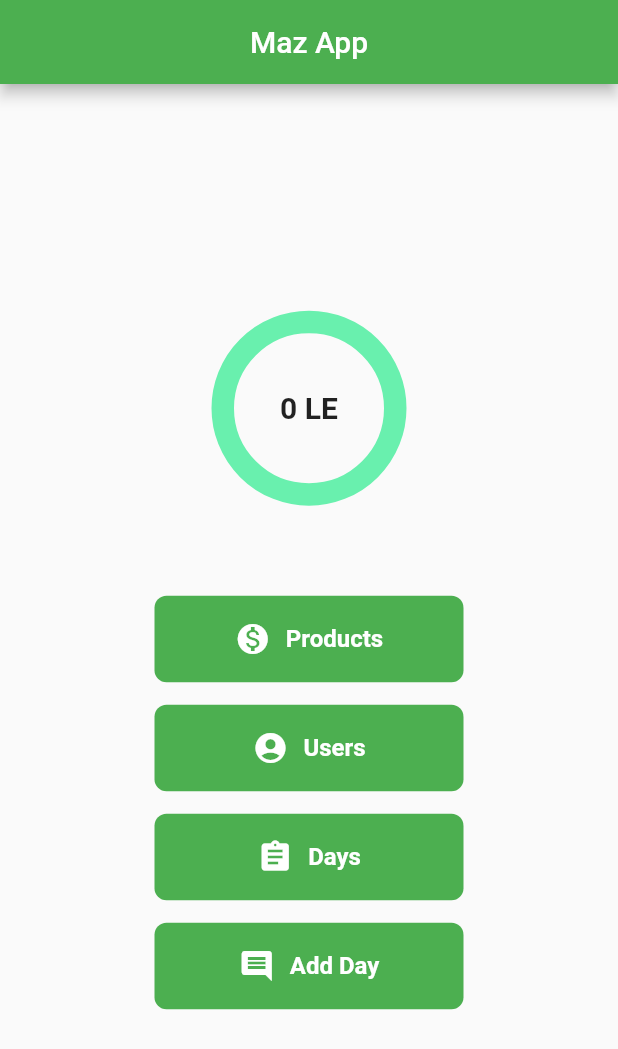
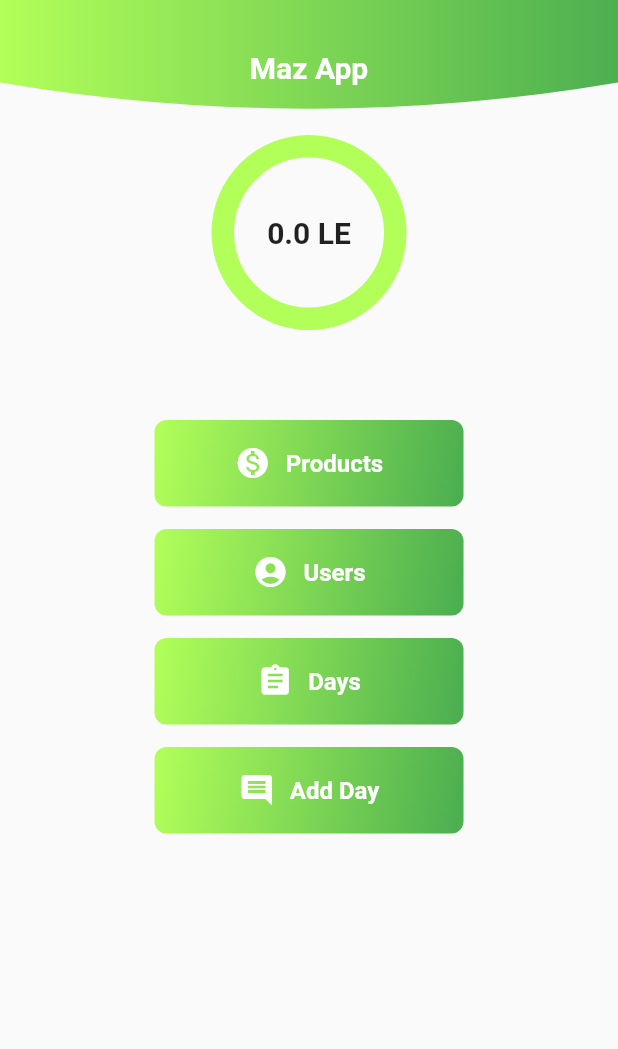
Before and after one commit to atarek017/Maz-App, a Flutter app: the screen it shows after launch, after a tap on "Products", on a phone screen of 412 x 824 dp. Shown: the top 1049 px of the screen. Run offline on Flutter 3.47's test engine with Material 2 defaults, Android fonts, the phone set to English and light mode, and no system bars; drawn by our look-alikes of percent_indicator; our stand-ins replace shared_preferences; accounts and stored records are empty; network calls fail.

Commit message:
update design

```diff
--- a/lib/src/app.dart
+++ b/lib/src/app.dart
@@ -1,5 +1,7 @@
 import 'package:flutter/material.dart';
+import 'package:ms_app_round3/src/core/provider/mony_provider.dart';
 import 'package:ms_app_round3/src/screens/home_page.dart';
+import 'package:ms_app_round3/src/screens/splash_screen.dart';
 import 'package:provider/provider.dart';
 
 import 'core/provider/add_day_provider.dart';
@@ -14,6 +16,7 @@ class MyApp extends StatelessWidget {
         ChangeNotifierProvider.value(value: UserProvider()),
         ChangeNotifierProvider.value(value: AddDayProvider()),
         ChangeNotifierProvider.value(value: ProductProvider()),
+        ChangeNotifierProvider.value(value: MoneyProvider()),
       ],
 
       child: MaterialApp(
@@ -21,7 +24,7 @@ class MyApp extends StatelessWidget {
         theme: new ThemeData(
           primarySwatch: Colors.green,
         ),
-        home: HomePage(),
+        home: SplashScreen(),
       ),
     );
   }
--- a/lib/src/core/environment.dart
+++ b/lib/src/core/environment.dart
@@ -1,6 +1,6 @@
 class Environment {
-  static final String baseUrl = 'http://192.168.1.5:10000/';
-  static final String userLogin = baseUrl + 'maz/user/login';
+  static final String baseUrl = 'http://192.168.1.3:10000/';
+  static final String userLogin = baseUrl + 'maz/use192.168.43.1r/login';
   static final String userSignUp = baseUrl + 'maz/user/signup';
   static final String userUpdateInfo = baseUrl + 'maz/user/updateUserInfo';
   static final String getAllUsers = baseUrl + 'maz/user/getAllUsers';
@@ -15,6 +15,9 @@ class Environment {
   static final String getProducts = baseUrl + 'maz/products/getProducts';
   static final String addDay = baseUrl + 'maz/eats/addDay';
 
+  //money
+  static final String getMoney = baseUrl + 'maz/money/getMoney';
+
   static final Map<String, String> requestHeader = {
     'Content-Type': 'application/json'
   };
--- /dev/null
+++ b/lib/src/core/models/mony.dart
@@ -0,0 +1,13 @@
+class Money {
+  double amount;
+  double founder;
+  double sundries;
+
+  Money({this.amount, this.founder, this.sundries});
+
+  Money.fromJson(Map<String, dynamic> json) {
+    this.amount = double.parse(json['amount']);
+    this.founder = double.parse(json['founder']);
+    this.sundries = double.parse(json['sundries']);
+  }
+}
--- /dev/null
+++ b/lib/src/core/provider/mony_provider.dart
@@ -0,0 +1,51 @@
+import 'dart:convert';
+
+import 'package:flutter/cupertino.dart';
+import 'package:ms_app_round3/src/core/models/failedRequest.dart';
+import 'package:ms_app_round3/src/core/models/mony.dart';
+
+import '../environment.dart';
+import 'package:http/http.dart' as http;
+
+class MoneyProvider with ChangeNotifier {
+  bool _isLoading = false;
+
+  bool get isLoading => _isLoading;
+
+  set isLoading(bool value) {
+    _isLoading = value;
+    notifyListeners();
+  }
+
+  Money _money = Money(amount: 0, founder: 0,sundries: 0);
+
+  Money get money => _money;
+
+  Future<dynamic> getMoney(bool listen) async {
+    _isLoading = true;
+    if (listen == true) notifyListeners();
+    print('Starting request');
+
+    http.Response response = await http.post(Environment.getMoney,
+        headers: Environment.requestHeader);
+    print('Completed request');
+
+    print(' response : ${response.body}');
+    Map<String, dynamic> res = json.decode(response.body);
+
+    var results;
+    if (res['code'] == 200) {
+      if (res['data'] != null) {
+        _money = Money.fromJson(res['data']);
+      }
+      results = true;
+    } else {
+      results =
+          FailedRequest(code: 400, message: res['message'], status: false);
+    }
+    _isLoading = false;
+    if (listen == true) notifyListeners();
+
+    return results;
+  }
+}
--- a/lib/src/screens/home_page.dart
+++ b/lib/src/screens/home_page.dart
@@ -1,8 +1,10 @@
 import 'package:flutter/material.dart';
+import 'package:ms_app_round3/src/core/provider/mony_provider.dart';
 import 'package:ms_app_round3/src/core/provider/product_provider.dart';
 import 'package:ms_app_round3/src/core/provider/user_provider.dart';
 import 'package:ms_app_round3/src/screens/productsPage.dart';
 import 'package:ms_app_round3/src/screens/usersPage.dart';
+import 'package:ms_app_round3/src/widgets/appBar.dart';
 import 'package:ms_app_round3/src/widgets/button.dart';
 import 'package:ms_app_round3/src/widgets/money_indicator.dart';
 import 'package:provider/provider.dart';
@@ -17,29 +19,39 @@ class HomePage extends StatefulWidget {
 }
 
 class _HomePageState extends State<HomePage> {
+  MoneyProvider _moneyProvider;
+
   @override
   Widget build(BuildContext context) {
     UserProvider _userProvider = Provider.of<UserProvider>(context);
     ProductProvider _productProvider = Provider.of<ProductProvider>(context);
-    return Scaffold(
-      appBar: AppBar(
-        title: Text("Maz App"),
-        centerTitle: true,
+    _moneyProvider = Provider.of<MoneyProvider>(context);
+    return SafeArea(
+      child: Scaffold(
+        body: Column(
+          children: <Widget>[
+            AppBarClipper(
+              title: "Maz App",
             ),
-      body: Container(
+            Container(
               child: Column(
                 mainAxisAlignment: MainAxisAlignment.center,
                 crossAxisAlignment: CrossAxisAlignment.center,
                 children: <Widget>[
-            MoneyIndicator(),
+                  InkWell(
+                    onTap: () {},
+                    child: MoneyIndicator(),
+                  ),
                   SizedBox(
                     height: 60,
                   ),
                   AppButton(
                     function: () async {
                       await _productProvider.getAllProducts();
-                Navigator.push(context,
-                    MaterialPageRoute(builder: (context) => ProductsPage()));
+                      Navigator.push(
+                          context,
+                          MaterialPageRoute(
+                              builder: (context) => ProductsPage()));
                     },
                     name: "Products",
                     iconData: Icons.monetization_on,
@@ -78,6 +90,9 @@ class _HomePageState extends State<HomePage> {
                 ],
               ),
             ),
+          ],
+        ),
+      ),
     );
   }
 }
--- a/lib/src/screens/splash_screen.dart
+++ b/lib/src/screens/splash_screen.dart
@@ -54,7 +54,7 @@ class _spashScreenState extends State<SplashScreen> {
                   style: TextStyle(
                       color: Colors.white,
                       fontWeight: FontWeight.bold,
-                      fontSize: 30),
+                      fontSize: 29),
                 )),
           ],
         ),
--- a/lib/src/widgets/button.dart
+++ b/lib/src/widgets/button.dart
@@ -19,7 +19,13 @@ class AppButton extends StatelessWidget {
           width: _width * .50,
           height: _height * .07,
           decoration: BoxDecoration(
-            color: Colors.green,
+            gradient: LinearGradient(
+              begin: Alignment.topLeft,
+              colors: [
+                Colors.lightGreenAccent,
+                Colors.green,
+              ],
+            ),
             borderRadius: BorderRadius.circular(8),
           ),
           child: Row(
--- a/lib/src/widgets/money_indicator.dart
+++ b/lib/src/widgets/money_indicator.dart
@@ -1,6 +1,8 @@
 import 'package:flutter/cupertino.dart';
 import 'package:flutter/material.dart';
+import 'package:ms_app_round3/src/core/provider/mony_provider.dart';
 import 'package:percent_indicator/percent_indicator.dart';
+import 'package:provider/provider.dart';
 import 'package:shared_preferences/shared_preferences.dart';
 
 class MoneyIndicator extends StatefulWidget {
@@ -11,55 +13,34 @@ class MoneyIndicator extends StatefulWidget {
 }
 
 class MoneyIndicatorState extends State<MoneyIndicator> {
-
-  var money_amount=0;
-  var money_founder=0;
-
-  @override
-  void initState() {
-    sleep1();
-    super.initState();
-  }
-
-  Future sleep1() async {
-    money_amount = await moneyAmount();
-    money_founder= await moneyFounder();
-    return new Future.delayed(const Duration(seconds: 1));
-
-  }
-
   @override
   Widget build(BuildContext context) {
+    MoneyProvider _moneyProvider = Provider.of<MoneyProvider>(context);
+
+    return FutureBuilder(
+      future: _moneyProvider.getMoney(false),
+      builder: (BuildContext context, AsyncSnapshot<dynamic> snapshot) {
+        var percent=  (_moneyProvider.money.founder -_moneyProvider.money.amount-_moneyProvider.money.sundries)/(_moneyProvider.money.founder );
+        print("percent "+percent.toString());
         return Center(
           child: CircularPercentIndicator(
             radius: 130.0,
             animation: true,
             animationDuration: 1200,
             lineWidth: 15.0,
-        percent: money_amount/money_founder,
+            percent: percent,
             center: new Text(
-          money_amount.toString() +" LE",
+              (_moneyProvider.money.founder - _moneyProvider.money.amount-_moneyProvider.money.sundries)
+                      .toString() +
+                  " LE",
               style: new TextStyle(fontWeight: FontWeight.bold, fontSize: 20.0),
             ),
             circularStrokeCap: CircularStrokeCap.butt,
-        backgroundColor: Colors.greenAccent,
-        progressColor: Colors.green,
+            backgroundColor: Colors.lightGreenAccent,
+            progressColor: Colors.green[400],
           ),
         );
+      },
+    );
   }
-
-
-
-  Future<int> moneyAmount() async {
-    SharedPreferences prefs = await SharedPreferences.getInstance();
-    int moneyAmount =( prefs.getInt('moneyAmount')??0) ;
-    return moneyAmount;
 }
-
-  Future<int> moneyFounder() async {
-    SharedPreferences prefs = await SharedPreferences.getInstance();
-    int moneyFounder = (prefs.getInt('moneyFounder') ??1) ;
-    return moneyFounder;
-  }
-
-}
--- a/pubspec.yaml
+++ b/pubspec.yaml
@@ -45,14 +45,15 @@ dev_dependencies:
 # The following section is specific to Flutter.
 flutter:
 
+
   # The following line ensures that the Material Icons font is
   # included with your application, so that you can use the icons in
   # the material Icons class.
   uses-material-design: true
 
   # To add assets to your application, add an assets section, like this:
-  # assets:
-  #   - images/a_dot_burr.jpeg
+  assets:
+    - assets/design.PNG
   #   - images/a_dot_ham.jpeg
 
   # An image asset can refer to one or more resolution-specific "variants", see
```
Also changed, not shown: lib/src/screens/addDay.dart (+14 -7 lines), lib/src/screens/productsPage.dart (+19 -12 lines), lib/src/screens/usersPage.dart (+18 -9 lines), lib/src/widgets/addButton.dart (+17 -9 lines), lib/src/widgets/buildDateRow.dart (+27 -17 lines), assets/design.PNG (added), lib/src/screens/test.dart (deleted). Lines whose indentation alone changed are shown as unchanged.
